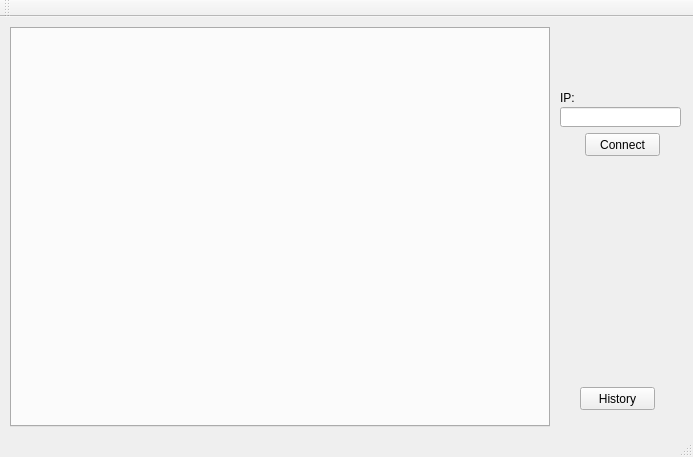
First picture: the form in GUI/mainwindow.ui, repository tjel/infpro-6, before the edit.
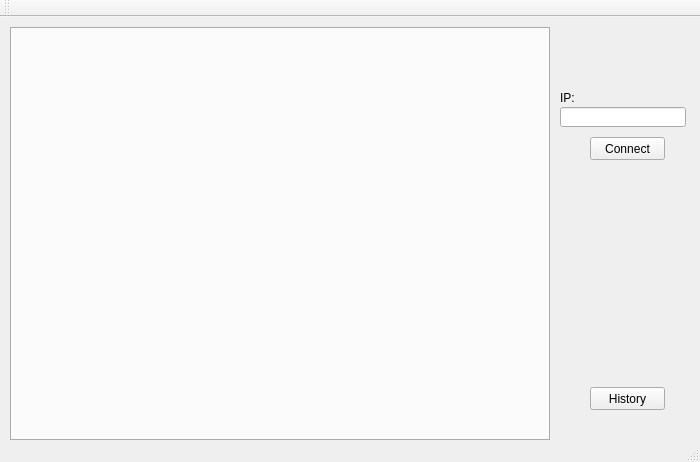
Second picture: the form after the edit.

The edit to the form file:
```diff
--- a/GUI/mainwindow.ui
+++ b/GUI/mainwindow.ui
@@ -6,8 +6,8 @@
    <rect>
     <x>0</x>
     <y>0</y>
-    <width>693</width>
-    <height>457</height>
+    <width>700</width>
+    <height>462</height>
    </rect>
   </property>
   <property name="sizePolicy">
@@ -35,7 +35,7 @@
       <x>10</x>
       <y>10</y>
       <width>540</width>
-      <height>400</height>
+      <height>414</height>
      </rect>
     </property>
     <property name="currentIndex">
@@ -54,8 +54,8 @@
     </property>
     <property name="geometry">
      <rect>
-      <x>585</x>
-      <y>116</y>
+      <x>590</x>
+      <y>120</y>
       <width>75</width>
       <height>23</height>
      </rect>
@@ -69,7 +69,7 @@
      <rect>
       <x>560</x>
       <y>90</y>
-      <width>121</width>
+      <width>126</width>
       <height>20</height>
      </rect>
     </property>
@@ -90,7 +90,7 @@
    <widget class="QPushButton" name="historyButton">
     <property name="geometry">
      <rect>
-      <x>580</x>
+      <x>590</x>
       <y>370</y>
       <width>75</width>
       <height>23</height>
```
